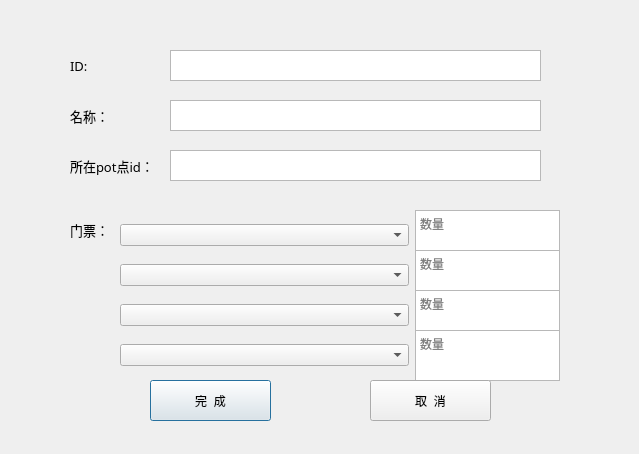
Above: setbasicinfo.ui from jezzychao/MazeEditor before the change. Below: the same form after it.
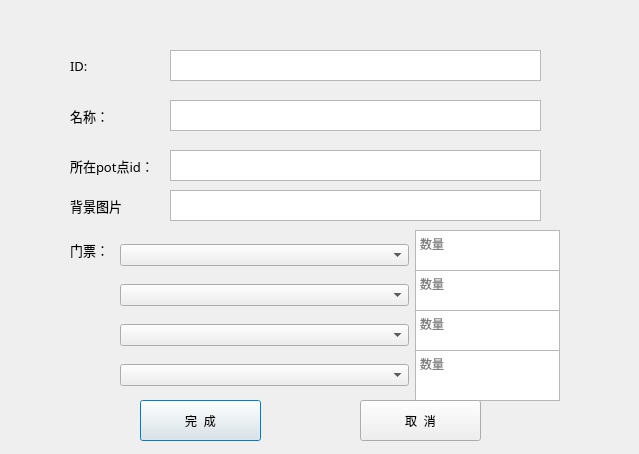
That is the form after the change.

Patch:
```diff
--- a/setbasicinfo.ui
+++ b/setbasicinfo.ui
@@ -39,7 +39,7 @@
    <property name="geometry">
     <rect>
      <x>70</x>
-     <y>210</y>
+     <y>230</y>
      <width>51</width>
      <height>39</height>
     </rect>
@@ -61,7 +61,7 @@
    <property name="geometry">
     <rect>
      <x>120</x>
-     <y>210</y>
+     <y>230</y>
      <width>440</width>
      <height>51</height>
     </rect>
@@ -103,7 +103,7 @@
    <property name="geometry">
     <rect>
      <x>120</x>
-     <y>250</y>
+     <y>270</y>
      <width>440</width>
      <height>51</height>
     </rect>
@@ -145,7 +145,7 @@
    <property name="geometry">
     <rect>
      <x>120</x>
-     <y>290</y>
+     <y>310</y>
      <width>440</width>
      <height>51</height>
     </rect>
@@ -187,7 +187,7 @@
    <property name="geometry">
     <rect>
      <x>120</x>
-     <y>330</y>
+     <y>350</y>
      <width>440</width>
      <height>51</height>
     </rect>
@@ -294,8 +294,8 @@
   <widget class="QPushButton" name="btn_ok">
    <property name="geometry">
     <rect>
-     <x>150</x>
-     <y>380</y>
+     <x>140</x>
+     <y>400</y>
      <width>121</width>
      <height>41</height>
     </rect>
@@ -351,8 +351,8 @@
   <widget class="QPushButton" name="btn_cancel">
    <property name="geometry">
     <rect>
-     <x>370</x>
-     <y>380</y>
+     <x>360</x>
+     <y>400</y>
      <width>121</width>
      <height>41</height>
     </rect>
@@ -361,6 +361,50 @@
     <string>取  消</string>
    </property>
   </widget>
+  <widget class="QLabel" name="label_bgi">
+   <property name="geometry">
+    <rect>
+     <x>70</x>
+     <y>190</y>
+     <width>91</width>
+     <height>31</height>
+    </rect>
+   </property>
+   <property name="font">
+    <font>
+     <family>宋体</family>
+     <pointsize>10</pointsize>
+    </font>
+   </property>
+   <property name="text">
+    <string>背景图片</string>
+   </property>
+   <property name="alignment">
+    <set>Qt::AlignLeading|Qt::AlignLeft|Qt::AlignVCenter</set>
+   </property>
+  </widget>
+  <widget class="QTextEdit" name="textEdit_bgi">
+   <property name="geometry">
+    <rect>
+     <x>170</x>
+     <y>190</y>
+     <width>371</width>
+     <height>31</height>
+    </rect>
+   </property>
+   <property name="font">
+    <font>
+     <family>宋体</family>
+     <pointsize>10</pointsize>
+    </font>
+   </property>
+   <property name="documentTitle">
+    <string/>
+   </property>
+   <property name="placeholderText">
+    <string/>
+   </property>
+  </widget>
  </widget>
  <resources/>
  <connections/>
```
